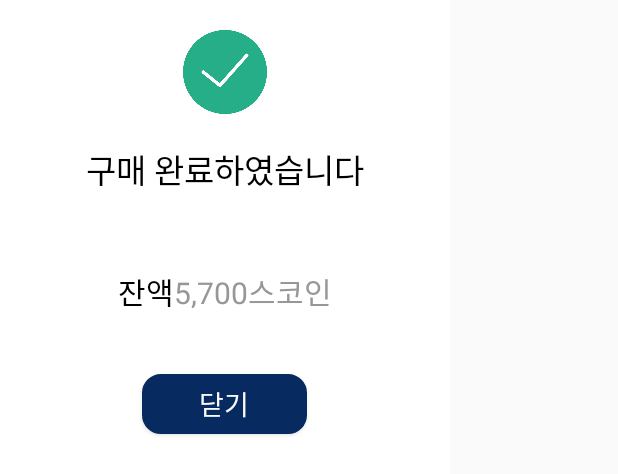
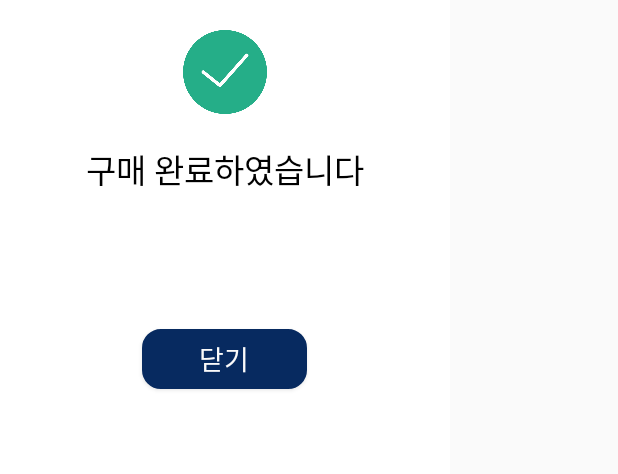
Before and after one commit to 2019-iuc-sw-skku/Lambda256, an Android app: the layout popup_giftsuccess.xml on its own in the app's theme, with its tools: preview values and no code run, on a phone screen of 412 x 824 dp. Shown: the top 474 px of the screen. Run offline under Robolectric (Android 15) with nearby library versions, the phone set to English and light mode, and no system bars.

Commit message:
gifticon works

```diff
--- a/app/src/main/AndroidManifest.xml
+++ b/app/src/main/AndroidManifest.xml
@@ -5,7 +5,8 @@
 
     <uses-permission android:name="android.permission.INTERNET" />
     <uses-permission android:name="android.permission.ACCESS_NETWORK_STATE" />
-
+    <uses-permission android:name="android.permission.WRITE_EXTERNAL_STORAGE"/>
+    <uses-permission android:name="android.permission.READ_EXTERNAL_STORAGE"/>
 
     <application
         android:allowBackup="true"
--- a/app/src/main/java/kr/co/softcampus/login/j_giftcon/j_giftcheckpopup.java
+++ b/app/src/main/java/kr/co/softcampus/login/j_giftcon/j_giftcheckpopup.java
@@ -154,6 +154,7 @@ public class j_giftcheckpopup extends Activity {
                         intent.putExtra("c2", get.getStringExtra("c2"));
                         Log.e("gifticon", result.getJSONObject("data").getString("image"));
                         startActivityForResult(intent, 1);
+                        finish();
                     } else{
                         Log.e("MYRESULT", result.toString());
                         startActivityForResult(intent, -4);
--- a/app/src/main/res/layout/popup_giftsuccess.xml
+++ b/app/src/main/res/layout/popup_giftsuccess.xml
@@ -35,21 +35,7 @@
         android:gravity="center"
         android:orientation="horizontal">
 
-        <TextView
-            android:id="@+id/textrest"
-            android:layout_width="wrap_content"
-            android:layout_height="match_parent"
-            android:text="잔액"
-            android:textColor="@color/Black"
-            android:textSize="20sp" />
 
-        <TextView
-            android:id="@+id/textskkoin"
-            android:layout_width="wrap_content"
-            android:layout_height="wrap_content"
-            android:text="5,700스코인"
-            android:textColor="#979797"
-            android:textSize="20sp" />
     </LinearLayout>
 
     <Button
```
Also changed, not shown: app/src/main/java/kr/co/softcampus/login/j_giftcon/j_giftcontentpopup.java (+53 -3 lines), app/src/main/java/kr/co/softcampus/login/j_giftcon/j_giftsuccesspopup.java (+5 -3 lines), app/src/main/res/layout/popup_giftcontent.xml (+10 -1 lines).
